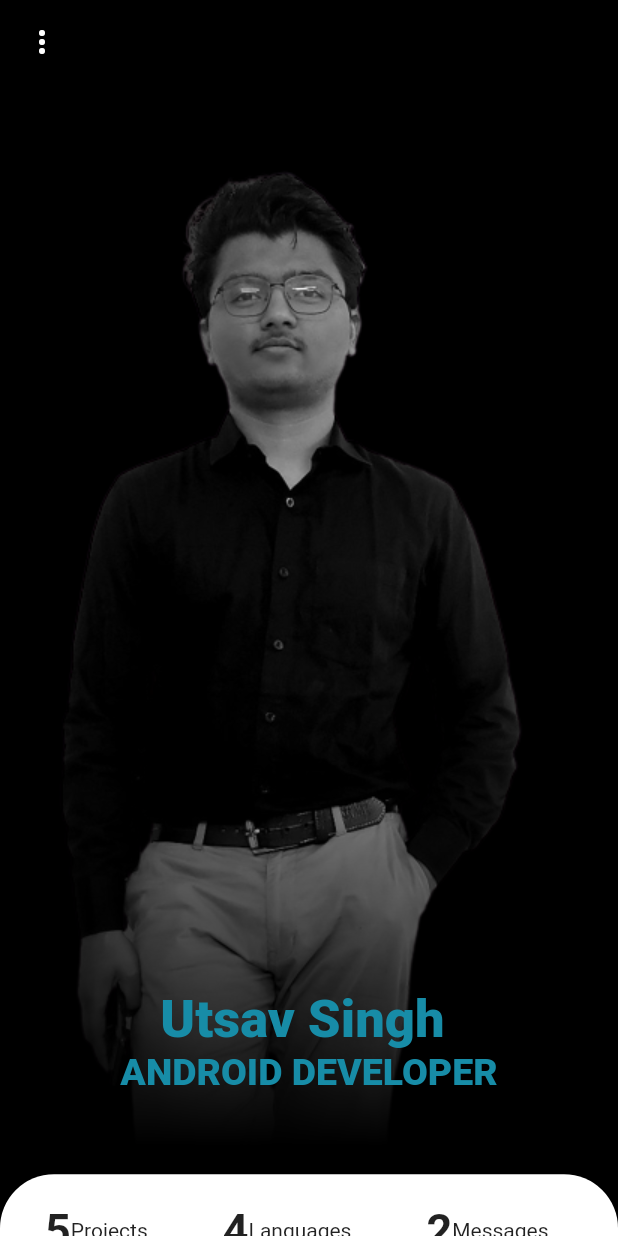
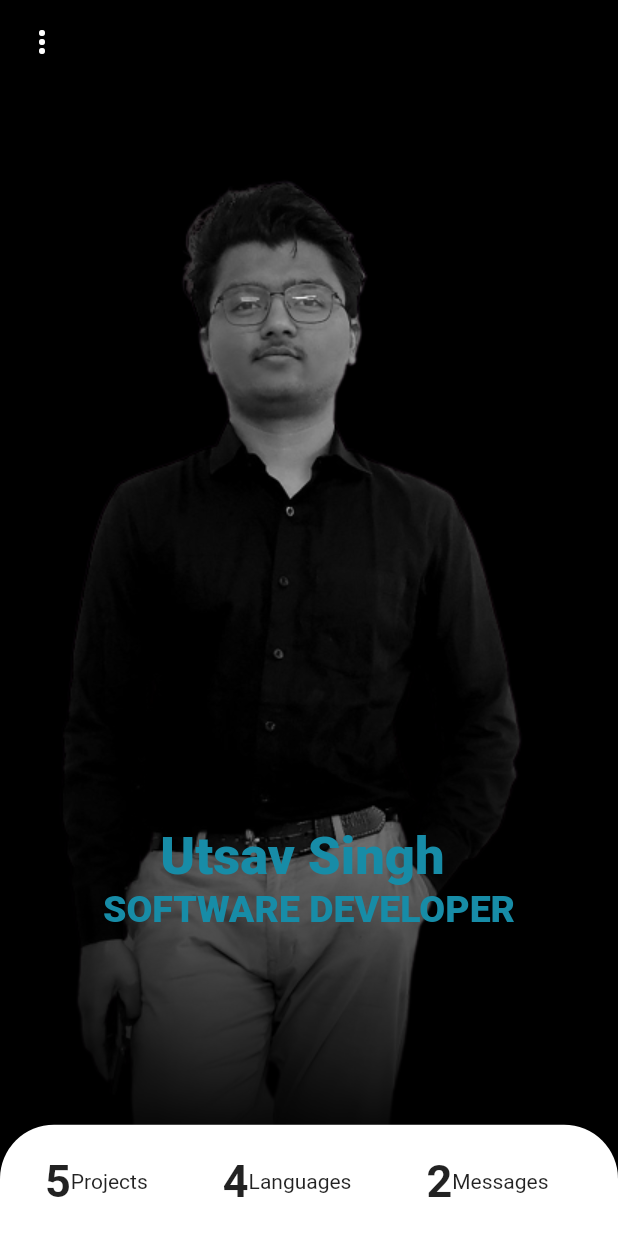
Before and after one commit to azutsavv/Portfolio, a Flutter app: the screen it shows after launch, on a phone screen of 412 x 824 dp. Run offline on Flutter 3.47's test engine with Material 2 defaults, Android fonts, the phone set to English and light mode, and no system bars; drawn by our look-alikes of sliding_sheet; our stand-ins replace font_awesome_flutter.

Commit message:
sliding sheet height control

```diff
--- a/lib/about.dart
+++ b/lib/about.dart
@@ -52,7 +52,7 @@ class _MyaboutState extends State<Myabout> {
                 EdgeInsets.only(top: MediaQuery.of(context).size.height * 0.5),
             child: Column(children: [
               Text(
-                "Helo I'm",
+                "Hello I'm",
                 style: TextStyle(
                     fontSize: 25,
                     fontWeight: FontWeight.w600,
@@ -66,7 +66,7 @@ class _MyaboutState extends State<Myabout> {
                       color: Color.fromARGB(255, 255, 255, 255),
                       fontSize: 35,
                       fontWeight: FontWeight.w800)),
-              Text("ANDROID DEVELOPER",
+              Text("SOFTWARE DEVELOPER",
                   style: TextStyle(
                       color: Color.fromARGB(255, 255, 255, 255),
                       fontSize: 25,
--- a/lib/home.dart
+++ b/lib/home.dart
@@ -38,17 +38,18 @@ class _homepageState extends State<homepage> {
           // Enable snapping. This is true by default.
           snap: true,
           // Set custom snapping points.
-          snappings: [0.05, 0.7, 1.0],
+          snappings: [0.09, 0.6, 0.6],
           // Define to what the snappings relate to. In this case,
           // the total available space that the sheet can expand to.
           positioning: SnapPositioning.relativeToAvailableSpace,
         ),
         // The body widget will be displayed under the SlidingSheet
         // and a parallax effect can be applied to it.
-        body: Container(
+        body: SafeArea(
+          child: Container(
             child: Stack(children: [
               Container(
-              margin: EdgeInsets.only(top: 100),
+                margin: EdgeInsets.only(top: 50),
                 child: ShaderMask(
                   shaderCallback: (rect) {
                     return LinearGradient(
@@ -70,7 +71,7 @@ class _homepageState extends State<homepage> {
               Container(
                   alignment: Alignment.center,
                   margin: EdgeInsets.only(
-                    top: MediaQuery.of(context).size.height * 0.80),
+                      top: MediaQuery.of(context).size.height * 0.6),
                   child: Column(
                     children: [
                       Text("Utsav Singh ",
@@ -78,7 +79,7 @@ class _homepageState extends State<homepage> {
                               color: Color.fromARGB(255, 23, 140, 167),
                               fontSize: 35,
                               fontWeight: FontWeight.w800)),
-                    Text("ANDROID DEVELOPER",
+                      Text("SOFTWARE DEVELOPER",
                           style: TextStyle(
                               color: Color.fromARGB(255, 23, 140, 167),
                               fontSize: 25,
@@ -86,6 +87,7 @@ class _homepageState extends State<homepage> {
                     ],
                   ))
             ]),
+          ),
         ),
         builder: (context, state) {
           // This is the content of the sheet that will get
@@ -218,9 +220,9 @@ class _homepageState extends State<homepage> {
                                     height: 25,
                                   ),
                                   Text(
-                                    "Problem Solving",
+                                    "problem",
                                     style: TextStyle(
-                                        color: Colors.grey[350], fontSize: 12),
+                                        color: Colors.grey[350], fontSize: 16),
                                   ),
                                 ],
                               )),
@@ -315,7 +317,7 @@ class _homepageState extends State<homepage> {
                                   Text(
                                     "DART",
                                     style: TextStyle(
-                                        color: Colors.grey[350], fontSize: 12),
+                                        color: Colors.grey[350], fontSize: 16),
                                   ),
                                 ],
                               )),
```
Also changed, not shown: 1 other file. Lines whose indentation alone changed are shown as unchanged.
